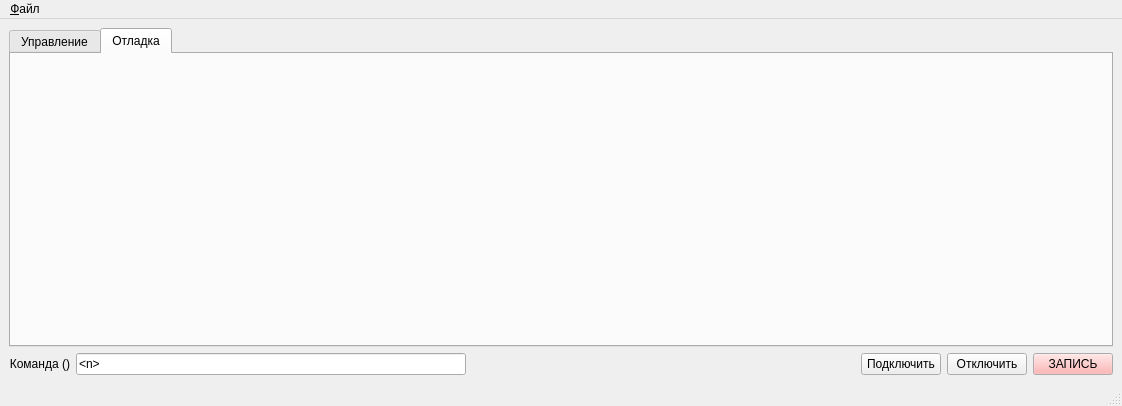
The window that mainwindow.ui (igrekus/adf3114) describes before a commit, drawn with Qt 5.
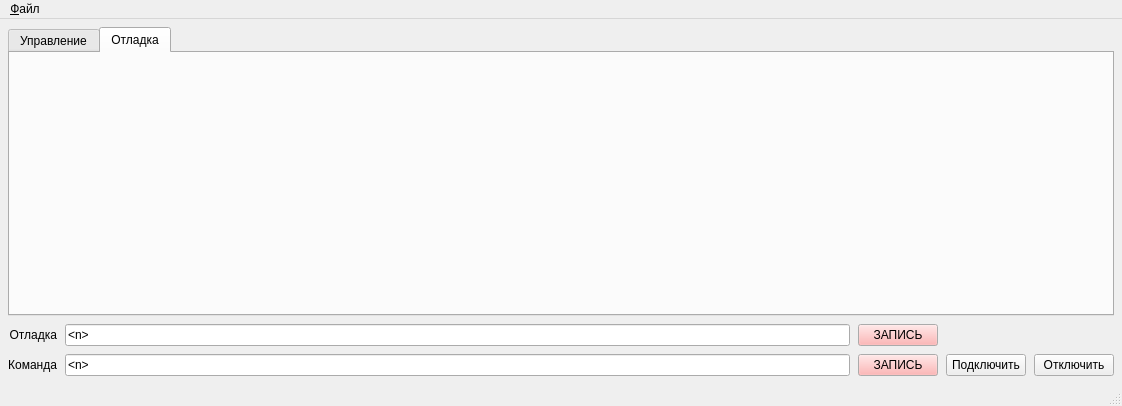
The same window after the commit. The open tabs and pages were chosen to show the change.

Commit message: Add programming operation

Diff of the .ui file:
```diff
--- a/mainwindow.ui
+++ b/mainwindow.ui
@@ -15,6 +15,21 @@
   </property>
   <widget class="QWidget" name="centralwidget">
    <layout class="QVBoxLayout" name="verticalLayout_2">
+    <property name="spacing">
+     <number>8</number>
+    </property>
+    <property name="leftMargin">
+     <number>8</number>
+    </property>
+    <property name="topMargin">
+     <number>8</number>
+    </property>
+    <property name="rightMargin">
+     <number>8</number>
+    </property>
+    <property name="bottomMargin">
+     <number>8</number>
+    </property>
     <item>
      <widget class="QTabWidget" name="tabWidget">
       <property name="currentIndex">
@@ -87,61 +102,18 @@
      </widget>
     </item>
     <item>
-     <layout class="QHBoxLayout" name="horizontalLayout_2">
-      <property name="sizeConstraint">
-       <enum>QLayout::SetMinimumSize</enum>
-      </property>
-      <item>
+     <layout class="QGridLayout" name="gridLayout">
+      <item row="0" column="0">
        <widget class="QLabel" name="lblCommand">
         <property name="text">
-         <string>Команда (&lt;f.init.func.rcnt.ncnt&gt;)</string>
+         <string>Отладка</string>
         </property>
         <property name="alignment">
          <set>Qt::AlignRight|Qt::AlignTrailing|Qt::AlignVCenter</set>
         </property>
        </widget>
       </item>
-      <item>
-       <widget class="QLineEdit" name="editCommand">
-        <property name="enabled">
-         <bool>true</bool>
-        </property>
-        <property name="text">
-         <string>&lt;n&gt;</string>
-        </property>
-        <property name="readOnly">
-         <bool>false</bool>
-        </property>
-       </widget>
-      </item>
-      <item>
-       <spacer name="horizontalSpacer">
-        <property name="orientation">
-         <enum>Qt::Horizontal</enum>
-        </property>
-        <property name="sizeHint" stdset="0">
-         <size>
-          <width>40</width>
-          <height>20</height>
-         </size>
-        </property>
-       </spacer>
-      </item>
-      <item>
-       <widget class="QPushButton" name="btnConnect">
-        <property name="text">
-         <string>Подключить</string>
-        </property>
-       </widget>
-      </item>
-      <item>
-       <widget class="QPushButton" name="btnDisconnect">
-        <property name="text">
-         <string>Отключить</string>
-        </property>
-       </widget>
-      </item>
-      <item>
+      <item row="0" column="2">
        <widget class="QPushButton" name="btnWrite">
         <property name="palette">
          <palette>
@@ -185,6 +157,104 @@
         </property>
        </widget>
       </item>
+      <item row="1" column="0">
+       <widget class="QLabel" name="lblRun">
+        <property name="text">
+         <string>Команда</string>
+        </property>
+        <property name="alignment">
+         <set>Qt::AlignRight|Qt::AlignTrailing|Qt::AlignVCenter</set>
+        </property>
+       </widget>
+      </item>
+      <item row="1" column="1">
+       <widget class="QLineEdit" name="editRun">
+        <property name="enabled">
+         <bool>true</bool>
+        </property>
+        <property name="text">
+         <string>&lt;n&gt;</string>
+        </property>
+        <property name="readOnly">
+         <bool>false</bool>
+        </property>
+       </widget>
+      </item>
+      <item row="1" column="2">
+       <widget class="QPushButton" name="btnRun">
+        <property name="palette">
+         <palette>
+          <active>
+           <colorrole role="Button">
+            <brush brushstyle="SolidPattern">
+             <color alpha="255">
+              <red>255</red>
+              <green>161</green>
+              <blue>161</blue>
+             </color>
+            </brush>
+           </colorrole>
+          </active>
+          <inactive>
+           <colorrole role="Button">
+            <brush brushstyle="SolidPattern">
+             <color alpha="255">
+              <red>255</red>
+              <green>161</green>
+              <blue>161</blue>
+             </color>
+            </brush>
+           </colorrole>
+          </inactive>
+          <disabled>
+           <colorrole role="Button">
+            <brush brushstyle="SolidPattern">
+             <color alpha="255">
+              <red>255</red>
+              <green>161</green>
+              <blue>161</blue>
+             </color>
+            </brush>
+           </colorrole>
+          </disabled>
+         </palette>
+        </property>
+        <property name="text">
+         <string>ЗАПИСЬ</string>
+        </property>
+       </widget>
+      </item>
+      <item row="0" column="1">
+       <widget class="QLineEdit" name="editCommand">
+        <property name="enabled">
+         <bool>true</bool>
+        </property>
+        <property name="text">
+         <string>&lt;n&gt;</string>
+        </property>
+        <property name="readOnly">
+         <bool>false</bool>
+        </property>
+       </widget>
+      </item>
+      <item row="1" column="3">
+       <layout class="QHBoxLayout" name="horizontalLayout">
+        <item>
+         <widget class="QPushButton" name="btnConnect">
+          <property name="text">
+           <string>Подключить</string>
+          </property>
+         </widget>
+        </item>
+        <item>
+         <widget class="QPushButton" name="btnDisconnect">
+          <property name="text">
+           <string>Отключить</string>
+          </property>
+         </widget>
+        </item>
+       </layout>
+      </item>
      </layout>
     </item>
    </layout>
```
Left out of the diff: 2 changed lines with no effect on the pictures. The commit also changes 1 other file.
